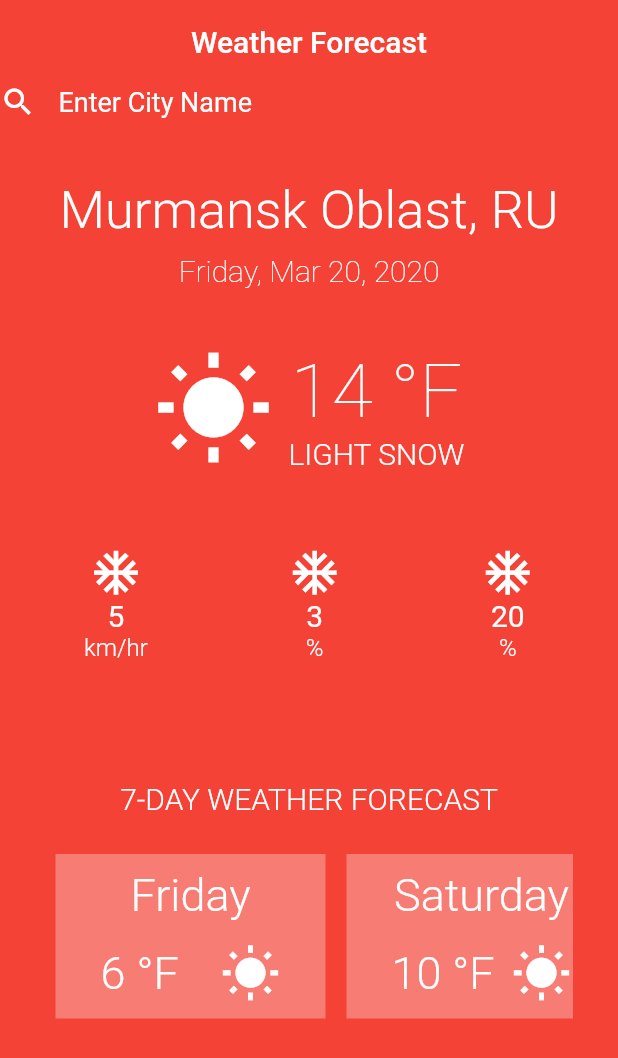
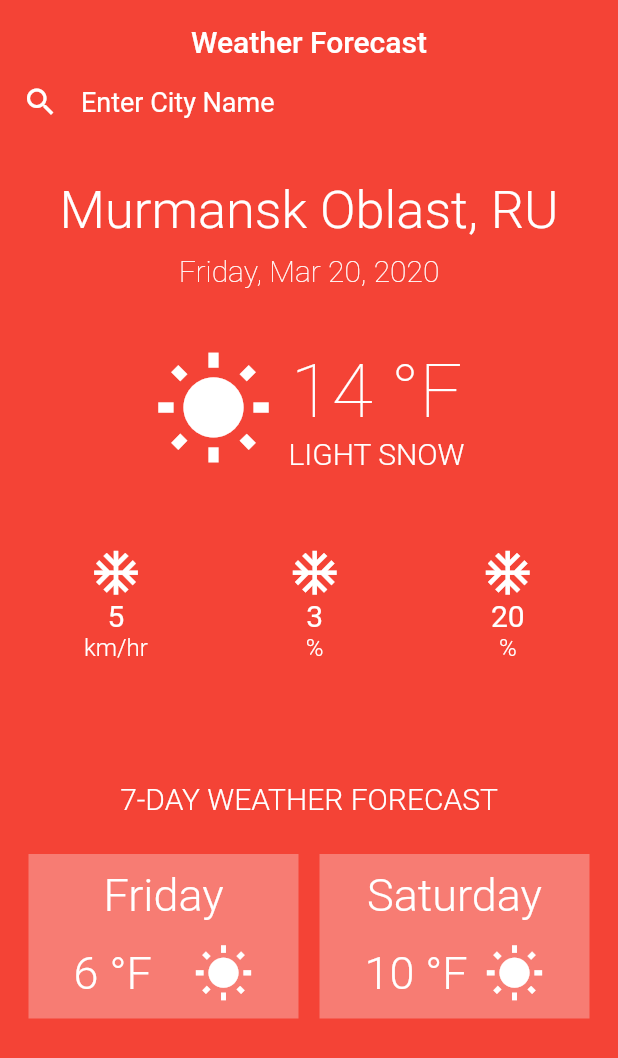
Before and after one commit to dsildaikin/basics-ui-flutter, a Flutter app: the screen it shows after launch, on a phone screen of 412 x 824 dp. Shown: the top 1058 px of the screen. Run offline on Flutter 3.47's test engine with Material 2 defaults, Android fonts, the phone set to English and light mode, and no system bars.

Commit message:
fix: move _textField and _bottomDetail

```diff
--- a/lib/main.dart
+++ b/lib/main.dart
@@ -41,7 +41,7 @@ class MyApp extends StatelessWidget {
     return const Row(
       children: [
         Padding(
-          padding: EdgeInsets.only(right: 15.0),
+          padding: EdgeInsets.symmetric(horizontal: 15),
           child: Icon(
             Icons.search,
             color: Colors.white,
@@ -216,7 +216,7 @@ class MyApp extends StatelessWidget {
 
   _bottomDetail() {
     return Container(
-      margin: const EdgeInsets.symmetric(vertical: 25, horizontal: 30),
+      margin: const EdgeInsets.symmetric(vertical: 25, horizontal: 12),
       height: 110,
       child: ListView(
         scrollDirection: Axis.horizontal,
```
